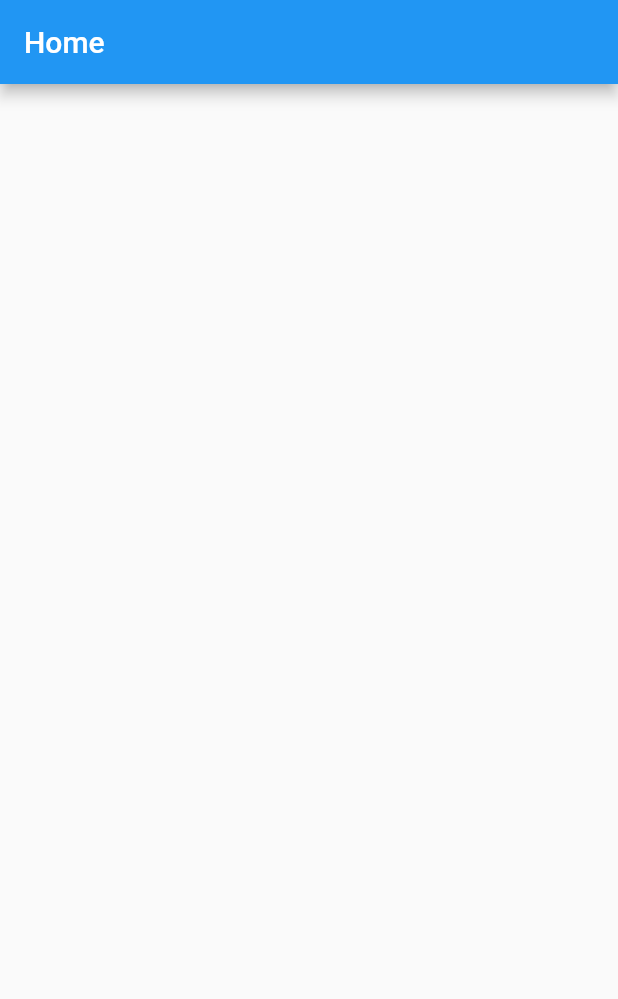
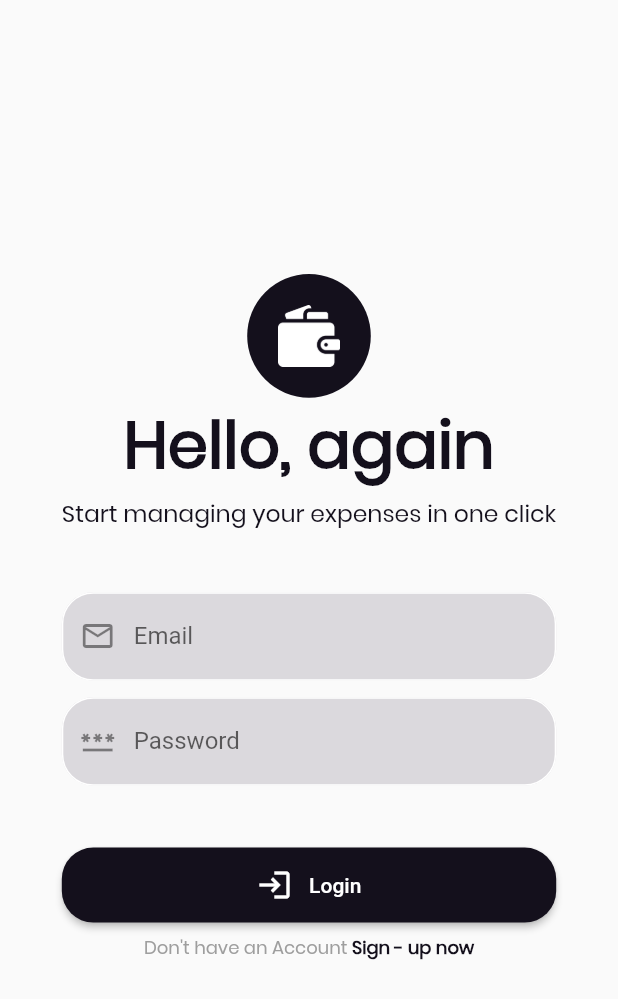
Before and after one commit to DevRaunak/expenser_113, a Flutter app: the screen it shows after launch, on a phone screen of 412 x 824 dp. Shown: the top 999 px of the screen. Run offline on Flutter 3.47's test engine with Material 2 defaults, Android fonts, the phone set to English and light mode, and no system bars.

Commit message:
Login Page Added

```diff
--- /dev/null
+++ b/lib/app_widgets/app_logo_stack_widget.dart
@@ -0,0 +1,26 @@
+
+
+
+import 'package:flutter/material.dart';
+
+import '../ui_helper.dart';
+
+class AppLogoWidget extends StatelessWidget{
+  MediaQueryData mq;
+  Color iconColor;
+  Color bgColor;
+
+  AppLogoWidget({required this.mq, this.bgColor = AppColor.appBlackColor, this.iconColor=Colors.white});
+
+  @override
+  Widget build(BuildContext context) {
+    return CircleAvatar(
+      backgroundColor: bgColor,
+      radius: mq.size.width*0.1,
+      child: Padding(
+        padding: EdgeInsets.all(mq.size.width*0.05),
+        child: Image.asset('assets/images/logo_fill.png', color: iconColor,),
+      ),
+    );
+  }
+}
--- /dev/null
+++ b/lib/app_widgets/bottom_onboard_stack_widget.dart
@@ -0,0 +1,39 @@
+import 'package:flutter/material.dart';
+
+import '../ui_helper.dart';
+
+class BottomOnBoardStack extends StatelessWidget {
+  VoidCallback onPress;
+  String title;
+  String subTitle;
+
+  BottomOnBoardStack(
+      {required this.onPress,
+      this.title = 'Don\'t have an Account ',
+      this.subTitle = 'Sign - up now'});
+
+  @override
+  Widget build(BuildContext context) {
+    return Row(
+      mainAxisAlignment: MainAxisAlignment.center,
+      children: [
+        FittedBox(
+          fit: BoxFit.scaleDown,
+          child: Text(
+            title,
+            style: mTextStyle12(mColor: Colors.grey),
+          ),
+        ),
+        InkWell(
+            onTap: onPress,
+            child: FittedBox(
+              fit: BoxFit.scaleDown,
+              child: Text(
+                subTitle,
+                style: mTextStyle12(mWeight: FontWeight.bold),
+              ),
+            ))
+      ],
+    );
+  }
+}
--- /dev/null
+++ b/lib/app_widgets/rounded_btn_widget.dart
@@ -0,0 +1,45 @@
+import 'package:expenser_113/ui_helper.dart';
+import 'package:flutter/material.dart';
+
+class RoundedBtn extends StatelessWidget {
+  double mWidth;
+  double mHeight;
+  String title;
+  Color mColor;
+  VoidCallback onPress;
+  IconData? mIcon;
+  double borderRadius;
+
+  RoundedBtn({
+    required this.title,
+    required this.onPress,
+    this.mWidth = double.infinity,
+    this.mHeight = 50.0,
+    this.mColor = AppColor.appBlackColor,
+    this.borderRadius = 21.0,
+    this.mIcon,
+  });
+
+  @override
+  Widget build(BuildContext context) {
+    return SizedBox(
+      width: mWidth,
+      height: mHeight,
+      child: ElevatedButton(
+          onPressed: onPress,
+          child: mIcon != null
+              ? Row(
+                  mainAxisAlignment: MainAxisAlignment.center,
+                  children: [Icon(mIcon), widthSpacer(), Text(title)],
+                )
+              : Text(title),
+        style: ElevatedButton.styleFrom(
+          backgroundColor: mColor,
+          shape: RoundedRectangleBorder(
+            borderRadius: BorderRadius.circular(borderRadius)
+          )
+        ),
+      ),
+    );
+  }
+}
--- /dev/null
+++ b/lib/constants.dart
@@ -0,0 +1,5 @@
+class Constants{
+
+  static const APPNAME = 'Expenser';
+
+}
--- a/lib/main.dart
+++ b/lib/main.dart
@@ -1,4 +1,6 @@
-import 'package:expenser_113/screen/home_page.dart';
+import 'package:expenser_113/constants.dart';
+import 'package:expenser_113/screen/home/home_page.dart';
+import 'package:expenser_113/screen/user_onboard/login/login_page.dart';
 import 'package:flutter/material.dart';
 
 void main() {
@@ -12,12 +14,15 @@ class MyApp extends StatelessWidget {
   @override
   Widget build(BuildContext context) {
     return MaterialApp(
-      title: 'Flutter Demo',
+      title: Constants.APPNAME,
       debugShowCheckedModeBanner: false,
       theme: ThemeData(
+        textTheme: TextTheme(
+          bodyLarge: TextStyle(fontSize: 43)
+        ),
         primarySwatch: Colors.blue,
       ),
-      home: HomePage(),
+      home: LoginPage(),
     );
   }
 }
--- a/lib/screen/home_page.dart
+++ b/lib/screen/home/home_page.dart
@@ -1,15 +1,20 @@
+import 'package:expenser_113/ui_helper.dart';
 import 'package:flutter/material.dart';
 
 class HomePage extends StatelessWidget{
 
   @override
   Widget build(BuildContext context) {
+
     return Scaffold(
       appBar: AppBar(
-        title: Text('Home'),
+        title: Text('Home', style: Theme.of(context).textTheme.bodyLarge),
       ),
 
-      body: Container(),
+      body: Column(
+        children: [
+        ],
+      )
     );
   }
 
--- /dev/null
+++ b/lib/screen/user_onboard/login/login_page.dart
@@ -0,0 +1,122 @@
+import 'package:expenser_113/app_widgets/app_logo_stack_widget.dart';
+import 'package:expenser_113/app_widgets/bottom_onboard_stack_widget.dart';
+import 'package:expenser_113/app_widgets/rounded_btn_widget.dart';
+import 'package:expenser_113/screen/user_onboard/signup/sign_up_page.dart';
+import 'package:expenser_113/ui_helper.dart';
+import 'package:flutter/cupertino.dart';
+import 'package:flutter/material.dart';
+
+class LoginPage extends StatelessWidget {
+  var emailController = TextEditingController();
+  var passController = TextEditingController();
+
+  late MediaQueryData mq;
+
+  @override
+  Widget build(BuildContext context) {
+    mq = MediaQuery.of(context);
+    return Scaffold(
+      body: mq.orientation == Orientation.portrait
+          ? _portraitLay(context)
+          : _landscapeLay(context),
+    );
+  }
+
+  Widget _mainLay(context) {
+    return Padding(
+      padding: EdgeInsets.symmetric(horizontal: mq.size.width * 0.1),
+      child: Column(
+        mainAxisAlignment: MainAxisAlignment.center,
+        children: [
+          AppLogoWidget(mq: mq),
+          FittedBox(
+            fit: BoxFit.scaleDown,
+            child: Text(
+              'Hello, again',
+              style: mTextStyle43(mWeight: FontWeight.bold),
+            ),
+          ),
+          FittedBox(
+            fit: BoxFit.scaleDown,
+            child: Text(
+              'Start managing your expenses in one click',
+              style: mTextStyle16(),
+            ),
+          ),
+          heightSpacer(mHeight: mq.size.height * 0.05),
+          TextField(
+            controller: emailController,
+            decoration: fieldDecoration(
+                hint: 'Enter your Email..',
+                labelText: 'Email',
+                prefixIcon: Icons.email_outlined),
+          ),
+          heightSpacer(),
+          TextField(
+            controller: passController,
+            decoration: fieldDecoration(
+                hint: 'Enter your Pass..',
+                labelText: 'Password',
+                prefixIcon: Icons.password,
+                isPasswordField: true),
+          ),
+          heightSpacer(mHeight: mq.size.height * 0.05),
+          RoundedBtn(
+            title: 'Login',
+            onPress: () {},
+            mIcon: Icons.login,
+          ),
+          heightSpacer(mHeight: mq.size.height * 0.01),
+          BottomOnBoardStack(onPress: () {
+            Navigator.push(
+                context,
+                MaterialPageRoute(
+                  builder: (context) => SignUpPage(),
+                ));
+          })
+        ],
+      ),
+    );
+  }
+
+  Widget _portraitLay(context) {
+    return LayoutBuilder(builder: (_, constraints) {
+      return mq.size.height > 490
+          ? _mainLay(context)
+          : SingleChildScrollView(
+              child: _mainLay(context),
+            );
+    });
+  }
+
+  Widget _landscapeLay(context) {
+    return Row(
+      children: [
+        Expanded(
+            child: Container(
+              color: AppColor.appBlackColor,
+              child: Column(
+          mainAxisAlignment: MainAxisAlignment.center,
+          children: [
+              AppLogoWidget(
+                mq: mq,
+                bgColor: Colors.white,
+                iconColor: AppColor.appBlackColor,
+              ),
+              heightSpacer(mHeight: mq.size.height * 0.05),
+              Text(
+                'Expenser',
+                style: mTextStyle43(mColor: Colors.white,),
+              )
+          ],
+        ),
+            )),
+        Expanded(child: mq.size.height > 490
+            ? _mainLay(context)
+            : SingleChildScrollView(
+          child: _mainLay(context),
+        ))
+      ],
+    );
+  }
+}
--- /dev/null
+++ b/lib/screen/user_onboard/signup/sign_up_page.dart
@@ -0,0 +1,10 @@
+import 'package:flutter/material.dart';
+
+class SignUpPage extends StatelessWidget {
+  const SignUpPage({Key? key}) : super(key: key);
+
+  @override
+  Widget build(BuildContext context) {
+    return Container();
+  }
+}
--- /dev/null
+++ b/lib/ui_helper.dart
@@ -0,0 +1,146 @@
+import 'dart:ui';
+import 'package:flutter/material.dart';
+
+class AppColor{
+
+  //Light Theme Colors
+  static const secondaryColor = Color(0xffdbd9dd);
+  //var bottomNavColor = Color(0xffdbdadb);
+  static const appBlackColor = Color(0xff14101c);
+  static const textColor = Color(0xff14101c);
+
+  //Dark Theme Colors
+  static const darkSecondaryColor = Color(0xffdbd9dd);
+  //var bottomNavColor = Color(0xffdbdadb);
+  static const darkAppBlackColor = Color(0xff14101c);
+  static const darkTextColor = Color(0xff14101c);
+
+
+
+}
+
+Widget widthSpacer({double mWidth = 11.0}){
+  return SizedBox(width: mWidth,);
+}
+
+Widget heightSpacer({double mHeight = 11.0}){
+  return SizedBox(height: mHeight,);
+}
+
+InputDecoration fieldDecoration({
+  required String hint,
+  required String labelText,
+  Color filledColor = AppColor.secondaryColor,
+  IconData? prefixIcon,
+  IconData? suffixIcon,
+  bool isPasswordField = false
+}){
+  return InputDecoration(
+    filled: true,
+    fillColor: filledColor,
+    hintText: hint,
+    label: Text(labelText),
+    prefixIcon: prefixIcon!=null ? Icon(prefixIcon) : null,
+    suffixIcon: suffixIcon!=null ? Icon(suffixIcon) : null,
+    enabledBorder: getBorder(),
+    focusedBorder: getBorder(borderColor: AppColor.appBlackColor, borderWidth: 2)
+  );
+}
+
+OutlineInputBorder getBorder({
+  double radius=21,
+  Color borderColor = Colors.white,
+  double borderWidth = 1
+}){
+  return OutlineInputBorder(
+      borderRadius: BorderRadius.circular(radius),
+      borderSide: BorderSide(
+          color: borderColor,
+          width: borderWidth
+      )
+  );
+}
+
+TextStyle mTextStyle43({
+  Color mColor = AppColor.textColor,
+  FontWeight mWeight = FontWeight.normal
+}){
+  return TextStyle(
+    fontSize: 43,
+    color: mColor,
+    fontWeight: mWeight,
+    fontFamily: 'Poppins'
+  );
+}
+
+TextStyle mTextStyle34({
+  Color mColor = AppColor.textColor,
+  FontWeight mWeight = FontWeight.normal
+}){
+  return TextStyle(
+      fontSize: 34,
+      color: mColor,
+      fontWeight: mWeight,
+      fontFamily: 'Poppins'
+  );
+}
+
+TextStyle mTextStyle25({
+  Color mColor = AppColor.textColor,
+  FontWeight mWeight = FontWeight.normal
+}){
+  return TextStyle(
+      fontSize: 25,
+      color: mColor,
+      fontWeight: mWeight,
+      fontFamily: 'Poppins'
+  );
+}
+
+TextStyle mTextStyle21({
+  Color mColor = AppColor.textColor,
+  FontWeight mWeight = FontWeight.normal
+}){
+  return TextStyle(
+      fontSize: 21,
+      color: mColor,
+      fontWeight: mWeight,
+      fontFamily: 'Poppins'
+  );
+}
+
+TextStyle mTextStyle16({
+  Color mColor = AppColor.textColor,
+  FontWeight mWeight = FontWeight.normal
+}){
+  return TextStyle(
+      fontSize: 16,
+      color: mColor,
+      fontWeight: mWeight,
+      fontFamily: 'Poppins'
+  );
+}
+
+TextStyle mTextStyle14({
+  Color mColor = AppColor.textColor,
+  FontWeight mWeight = FontWeight.normal
+}){
+  return TextStyle(
+      fontSize: 14,
+      color: mColor,
+      fontWeight: mWeight,
+      fontFamily: 'Poppins'
+  );
+}
+
+TextStyle mTextStyle12({
+  Color mColor = AppColor.textColor,
+  FontWeight mWeight = FontWeight.normal
+}){
+  return TextStyle(
+      fontSize: 12,
+      color: mColor,
+      fontWeight: mWeight,
+      fontFamily: 'Poppins'
+  );
+}
```
Also changed, not shown: pubspec.yaml (+6 -6 lines), assets/fonts/popp_ins_regular.ttf (added), assets/images/logo_fill.png (added), assets/images/logo_outline.png (added), lib/screen/splash/splash_page.dart (added).
